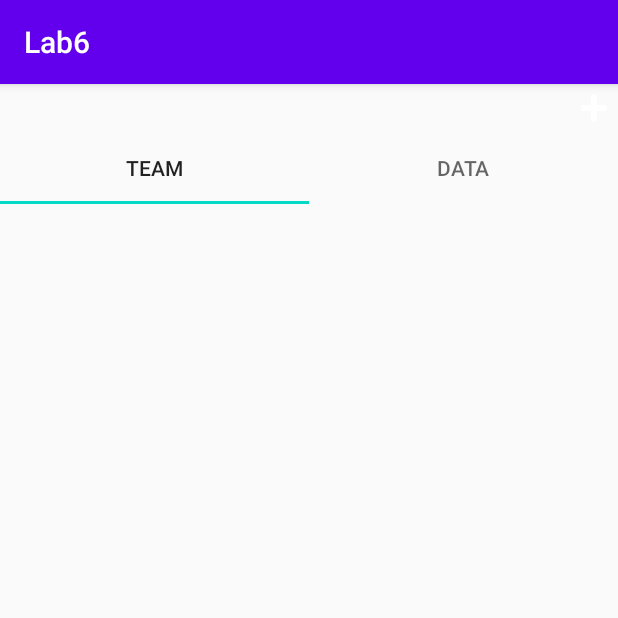
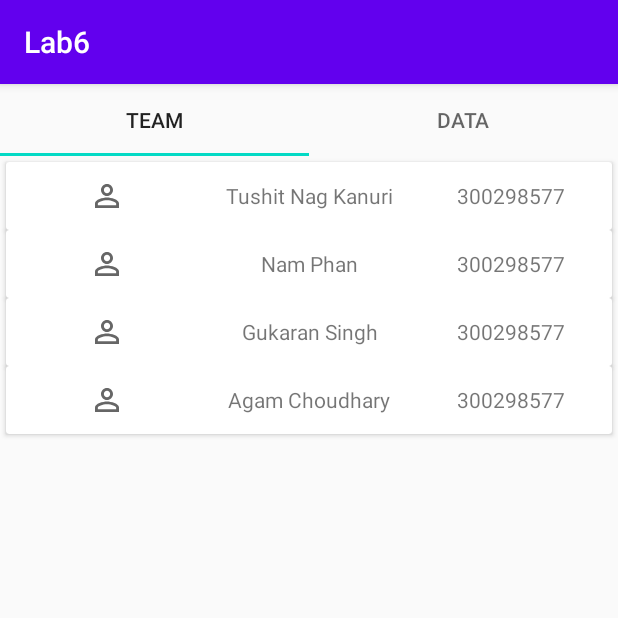
Before and after one commit to GurkaranSingh95/CSIS4280, an Android app: the screen it shows after launch (MainActivity), on a phone screen of 412 x 824 dp, the top half of it. Run offline under Robolectric (Android 15) with nearby library versions, the phone set to English and light mode, and no system bars.

Commit message:
Team Page Display Done

```diff
--- a/Lab6/app/src/main/java/com/example/lab6/MainActivity.kt
+++ b/Lab6/app/src/main/java/com/example/lab6/MainActivity.kt
@@ -2,10 +2,39 @@ package com.example.lab6
 
 import androidx.appcompat.app.AppCompatActivity
 import android.os.Bundle
+import androidx.recyclerview.widget.LinearLayoutManager
+import kotlinx.android.synthetic.main.activity_main.*
+import java.util.*
+import kotlin.collections.ArrayList
 
 class MainActivity : AppCompatActivity() {
+
+        val studentNames = ArrayList<String>(Arrays.asList("Tushit Nag Kanuri","Nam Phan", "Gukaran Singh", "Agam Choudhary"))
+        val studentID = ArrayList<String>(Arrays.asList("300298577","300298577","300298577","300298577"))
+
+        val teamList = ArrayList<Team>()
+
     override fun onCreate(savedInstanceState: Bundle?) {
         super.onCreate(savedInstanceState)
         setContentView(R.layout.activity_main)
+
+        AddData()
+
+        recyclerView.adapter = TeamAdapter(teamList)
+        recyclerView.layoutManager = LinearLayoutManager(this)
+        recyclerView.setHasFixedSize(true)
     }
+
+
+    fun AddData()
+    {
+        for(i in studentNames.indices) //we use .indices when we want to use index
+        {
+            val item = Team(R.drawable.profile,studentNames[i],studentID[i])
+
+            teamList.add(item)
+        }
+    }
+
+
 }
--- /dev/null
+++ b/Lab6/app/src/main/java/com/example/lab6/TeamAdapter.kt
@@ -0,0 +1,58 @@
+package com.example.lab6
+
+import android.view.LayoutInflater
+import android.view.View
+import android.view.ViewGroup
+import android.widget.ImageView
+import android.widget.TextView
+import androidx.recyclerview.widget.RecyclerView
+import kotlinx.android.synthetic.main.view1_layout.view.*
+
+class TeamAdapter(private val teamList: List<Team>) : RecyclerView.Adapter<TeamAdapter.TeamViewHolder>() {
+
+
+    override fun onCreateViewHolder(parent: ViewGroup, viewType: Int): TeamViewHolder {
+
+        val itemView = LayoutInflater.from(parent.context).inflate(R.layout.view1_layout,parent,false)
+
+
+
+
+        return TeamViewHolder(itemView)
+
+    }
+
+    override fun onBindViewHolder(holder: TeamViewHolder, position: Int) {
+
+        val currentItem = teamList[position]
+
+        holder.imageView.setImageResource(currentItem.imgResource)
+        holder.studentName.text = currentItem.studentName
+        holder.studentID.text = currentItem.studentID
+
+
+
+
+    }
+
+    override fun getItemCount(): Int {
+
+        return teamList.size
+    }
+
+
+
+
+    class TeamViewHolder(itemView:View) : RecyclerView.ViewHolder(itemView){
+
+        val imageView: ImageView = itemView.profilePic
+
+        val studentName: TextView = itemView.memberName
+
+        val studentID: TextView = itemView.memberID
+
+
+    }
+
+
+}
--- /dev/null
+++ b/Lab6/app/src/main/res/drawable/profile.xml
@@ -0,0 +1,10 @@
+<vector xmlns:android="http://schemas.android.com/apk/res/android"
+    android:width="24dp"
+    android:height="24dp"
+    android:viewportWidth="24"
+    android:viewportHeight="24"
+    android:tint="?attr/colorControlNormal">
+  <path
+      android:fillColor="@android:color/white"
+      android:pathData="M12,5.9c1.16,0 2.1,0.94 2.1,2.1s-0.94,2.1 -2.1,2.1S9.9,9.16 9.9,8s0.94,-2.1 2.1,-2.1m0,9c2.97,0 6.1,1.46 6.1,2.1v1.1L5.9,18.1L5.9,17c0,-0.64 3.13,-2.1 6.1,-2.1M12,4C9.79,4 8,5.79 8,8s1.79,4 4,4 4,-1.79 4,-4 -1.79,-4 -4,-4zM12,13c-2.67,0 -8,1.34 -8,4v3h16v-3c0,-2.66 -5.33,-4 -8,-4z"/>
+</vector>
--- a/Lab6/app/src/main/res/layout/activity_main.xml
+++ b/Lab6/app/src/main/res/layout/activity_main.xml
@@ -7,13 +7,7 @@
     android:orientation="vertical"
     tools:context=".MainActivity">
 
-    <ImageButton
-        android:id="@+id/addButton"
-        style="@style/Widget.MaterialComponents.MaterialCalendar.HeaderToggleButton"
-        android:layout_width="wrap_content"
-        android:layout_height="wrap_content"
-        android:layout_gravity="right"
-        app:srcCompat="@android:drawable/ic_input_add" />
+
 
     <com.google.android.material.tabs.TabLayout
         android:id="@+id/tabLayout"
```
Also changed, not shown: Lab6/app/src/main/res/layout/recycler_item.xml (deleted, +0 -35 lines).
